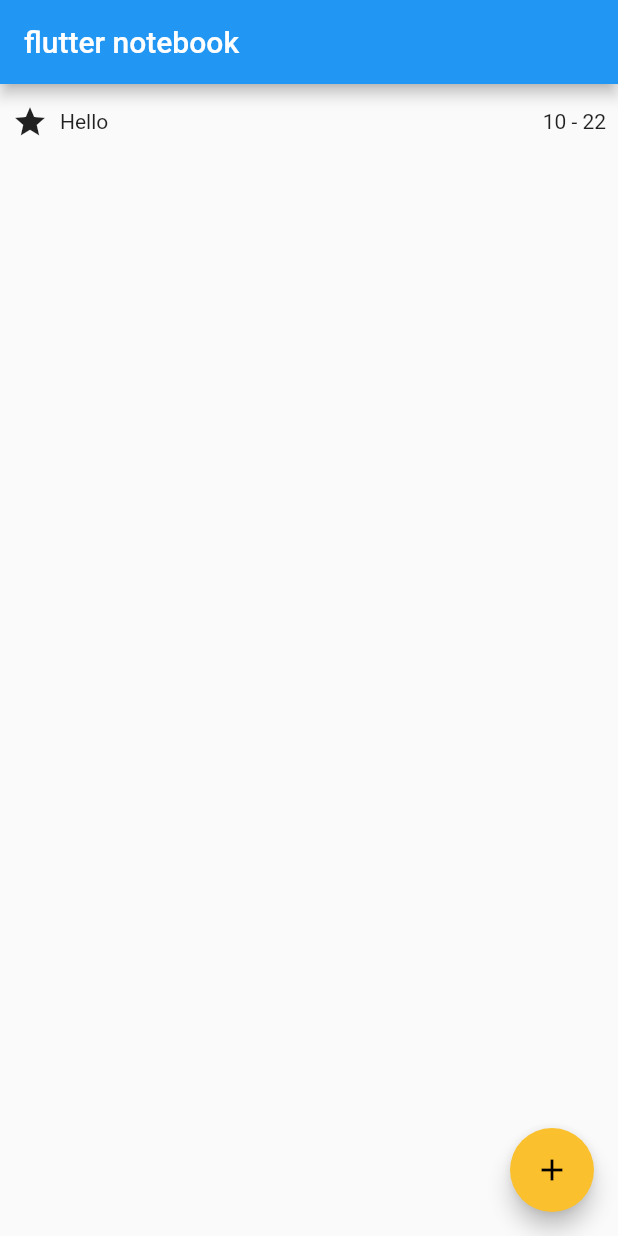
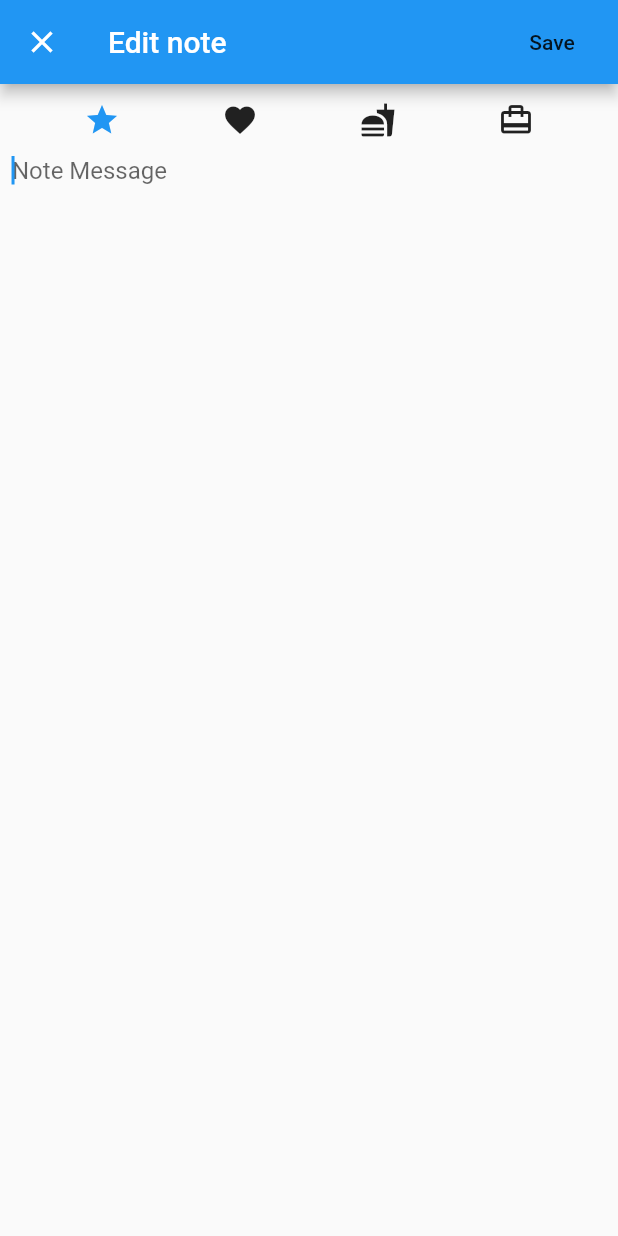
Before and after one commit to gliheng/flutter_notebook, a Flutter app: the screen it shows after launch, after a tap on the "add" icon, on a phone screen of 412 x 824 dp. Run offline on Flutter 3.47's test engine with Material 2 defaults, Android fonts, the phone set to English and light mode, and no system bars.

Commit message:
part3 end

```diff
--- a/lib/main.dart
+++ b/lib/main.dart
@@ -1,4 +1,5 @@
 import 'package:flutter/material.dart';
+import 'dart:async';
 
 void main() => runApp(new MyApp());
 
@@ -40,19 +41,23 @@ class _HomePageState extends State<HomePage> {
       ),
       floatingActionButton: FloatingActionButton(
         child: Icon(Icons.add),
-        onPressed: () {
-          setState(() {
-            notes.add(NoteModel(
-              iconData: Icons.star,
-              text: 'Hello',
-              timestamp: DateTime.now())
-            );
-          });
+        onPressed: () async {
+          NoteModel ret = await Navigator.push(context, MaterialPageRoute<NoteModel>(
+            builder: (BuildContext context) => NoteEditDialog(),
+            fullscreenDialog: true,
+          ));
+
+          if (ret != null) {
+            setState(() {
+              notes.add(ret);
+            });
+          }
         }
       ),
     );
   }
 }
+
 
 class NoteModel {
   NoteModel({this.iconData, this.text, this.timestamp});
@@ -94,3 +99,81 @@ class NoteBookItem extends StatelessWidget {
     );
   }
 }
+
+
+const List<IconData> ICONS = [Icons.star, Icons.favorite, Icons.fastfood, Icons.card_travel];
+
+
+class NoteEditDialog extends StatefulWidget {
+  @override
+  _NoteEditDialogState createState() => _NoteEditDialogState();
+}
+
+class _NoteEditDialogState extends State<NoteEditDialog> {
+
+  IconData currentIcon;
+  TextEditingController textController;
+
+  @override
+  void initState() {
+    super.initState();
+    currentIcon = ICONS[0];
+    textController = TextEditingController();
+  }
+
+  @override
+  Widget build(BuildContext context) {
+    return Scaffold(
+      appBar: AppBar(
+        title: Text('Edit note'),
+        actions: <Widget>[
+          FlatButton(
+            child: Text('Save'),
+            onPressed: () {
+              Navigator.pop(context, NoteModel(
+                iconData: currentIcon,
+                text: textController.text,
+                timestamp: DateTime.now()
+              ));
+            },
+          )
+        ],
+      ),
+      body: Column(
+        children: <Widget>[
+          Row(
+            mainAxisAlignment: MainAxisAlignment.spaceEvenly,
+            children: ICONS.map((iconData) {
+              var color = Theme.of(context).iconTheme.color;
+              if (iconData == currentIcon) {
+                color = Theme.of(context).primaryColor;
+              }
+              return IconButton(
+                icon: Icon(iconData, color: color),
+                onPressed: () {
+                  setState(() {
+                    currentIcon = iconData;
+                  });
+                },
+              );
+            }).toList()
+          ),
+          Expanded(
+            child: Padding(
+              padding: const EdgeInsets.symmetric(horizontal: 8.0),
+              child: TextField(
+                autofocus: true,
+                decoration: new InputDecoration.collapsed(
+                  hintText: 'Note Message'
+                ),
+                keyboardType: TextInputType.multiline,
+                controller: textController,
+                maxLines: 1000,
+              ),
+            ),
+          )
+        ],
+      )
+    );
+  }
+}
```
